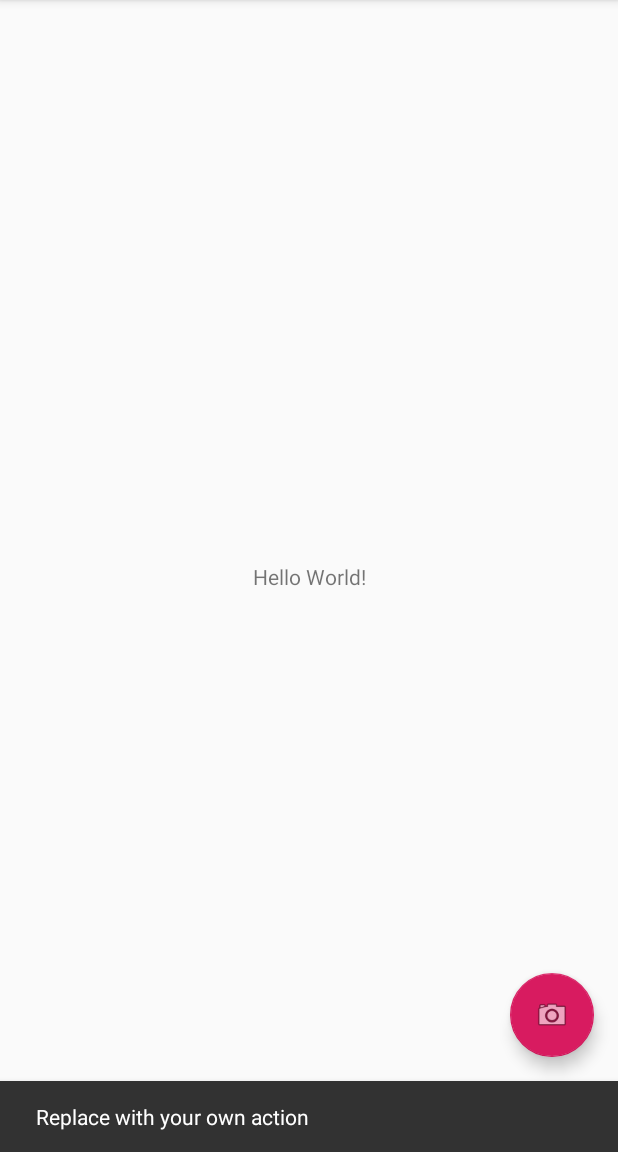
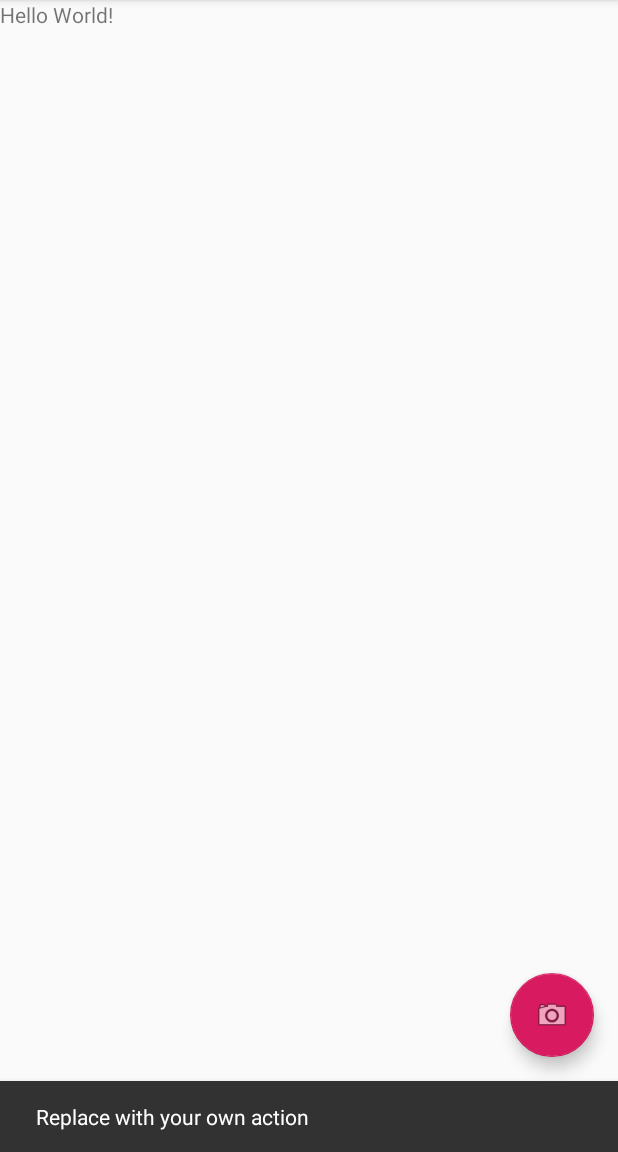
Before and after one commit to BernoldAZ/Picz_POO, an Android app: the screen it shows after launch (MainActivity), after a tap on an icon or button, on a phone screen of 412 x 824 dp, the part 84-1236 px from its top. Run offline under Robolectric (Android 15) with nearby library versions, the phone set to English and light mode, and no system bars.

Commit message:
tipo scroll view

```diff
--- a/app/src/main/res/layout/fragment_main.xml
+++ b/app/src/main/res/layout/fragment_main.xml
@@ -1,5 +1,5 @@
 <?xml version="1.0" encoding="utf-8"?>
-<android.support.constraint.ConstraintLayout xmlns:android="http://schemas.android.com/apk/res/android"
+<ScrollView xmlns:android="http://schemas.android.com/apk/res/android"
     xmlns:app="http://schemas.android.com/apk/res-auto"
     xmlns:tools="http://schemas.android.com/tools"
     android:layout_width="match_parent"
@@ -16,4 +16,4 @@
         app:layout_constraintRight_toRightOf="parent"
         app:layout_constraintTop_toTopOf="parent" />
 
-</android.support.constraint.ConstraintLayout>
+</ScrollView>
```
